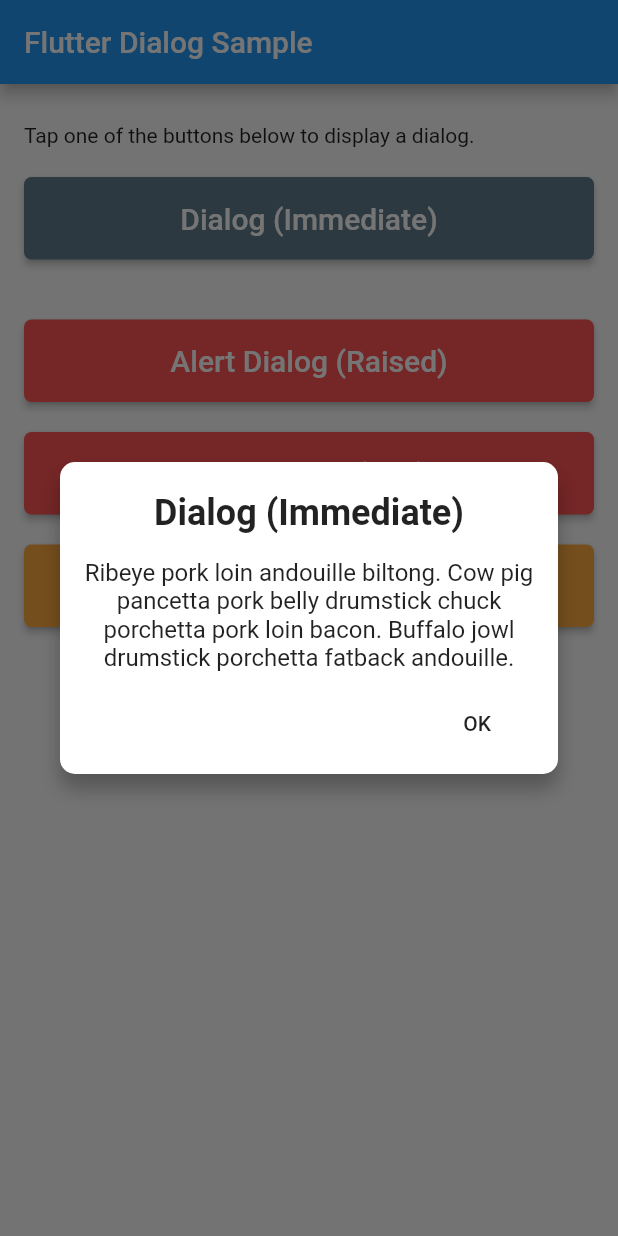
After one commit to johnwargo/flutter-dialog-sample, a Flutter app: the DialogPage screen opened directly, after a tap on "Dialog (Immediate)", on a phone screen of 412 x 824 dp. The commit adds this screen. Run offline on Flutter 3.47's test engine with Material 2 defaults, Android fonts, the phone set to English and light mode, and no system bars.

Commit message:
playing around with options

```diff
--- /dev/null
+++ b/lib/classes/custom-dialog.dart
@@ -0,0 +1,89 @@
+import 'package:flutter/material.dart';
+
+// Code borrowed from"
+// https://medium.com/@excogitatr/custom-dialog-in-flutter-d00e0441f1d5
+
+class CustomDialog extends StatelessWidget {
+  final String title, description, buttonText;
+  // final Image image;
+
+  final double dialogPadding = 10.0;
+  // final double avatarRadius = 24.0;
+
+  CustomDialog({
+    @required this.title,
+    @required this.description,
+    @required this.buttonText,
+    // this.image,
+  });
+
+  @override
+  Widget build(BuildContext context) {
+    return Dialog(
+      shape: RoundedRectangleBorder(
+        borderRadius: BorderRadius.circular(dialogPadding),
+      ),
+      elevation: 0.0,
+      backgroundColor: Colors.transparent,
+      child: dialogContent(context),
+    );
+  }
+
+  dialogContent(BuildContext context) {
+    return Stack(
+      children: <Widget>[
+        Container(
+          padding: EdgeInsets.only(
+            top: dialogPadding * 2,
+            bottom: dialogPadding,
+            left: dialogPadding,
+            right: dialogPadding,
+          ),
+          // margin: EdgeInsets.only(top: avatarRadius),
+          decoration: new BoxDecoration(
+            color: Colors.white,
+            shape: BoxShape.rectangle,
+            borderRadius: BorderRadius.circular(dialogPadding),
+            boxShadow: [
+              BoxShadow(
+                color: Colors.black26,
+                blurRadius: 10.0,
+                offset: const Offset(0.0, 10.0),
+              ),
+            ],
+          ),
+          child: Column(
+            mainAxisSize: MainAxisSize.min, // To make the card compact
+            children: <Widget>[
+              Text(
+                title,
+                style: TextStyle(
+                  fontSize: 24.0,
+                  fontWeight: FontWeight.w700,
+                ),
+              ),
+              SizedBox(height: 16.0),
+              Text(
+                description,
+                textAlign: TextAlign.center,
+                style: TextStyle(
+                  fontSize: 16.0,
+                ),
+              ),
+              SizedBox(height: 10.0),
+              Align(
+                alignment: Alignment.bottomRight,
+                child: FlatButton(
+                  onPressed: () {
+                    Navigator.of(context).pop(); // To close the dialog
+                  },
+                  child: Text(buttonText),
+                ),
+              ),
+            ],
+          ),
+        )
+      ],
+    );
+  }
+}
--- a/lib/pages/home.dart
+++ b/lib/pages/home.dart
@@ -1,4 +1,7 @@
+// interesting stuff here: https://androidkt.com/flutter-alertdialog-example/
+
 import 'package:flutter/material.dart';
+import '../classes/custom-dialog.dart';
 
 class DialogPage extends StatefulWidget {
   DialogPage({Key key, this.title}) : super(key: key);
@@ -16,7 +19,41 @@ class _DialogPageState extends State<DialogPage> {
     super.initState();
   }
 
-  void _showAlertDialog(BuildContext context) {
+  void _showAlertDialogRaised(BuildContext context) {
+    print('DialogPage: _showAlertDialog()');
+
+    Widget okButton = RaisedButton(
+      child: Text("OK"),
+      onPressed: () {
+        print('OK tapped');
+        Navigator.of(context).pop();
+      },
+    );
+
+    Widget cancelButton = RaisedButton(
+      child: Text("Cancel"),
+      onPressed: () {
+        print('Cancel tapped');
+        Navigator.of(context).pop();
+      },
+    );
+
+    AlertDialog alert = AlertDialog(
+      title: Text("Simple Alert"),
+      content: Text("This is an alert message."),
+      actions: [okButton, cancelButton],
+    );
+
+    showDialog(
+      context: context,
+      barrierDismissible: false, // user must tap a button to close the dialog
+      builder: (BuildContext context) {
+        return alert;
+      },
+    );
+  }
+
+  void _showAlertDialogFlat(BuildContext context) {
     print('DialogPage: _showAlertDialog()');
 
     Widget okButton = FlatButton(
@@ -43,6 +80,7 @@ class _DialogPageState extends State<DialogPage> {
 
     showDialog(
       context: context,
+      barrierDismissible: false, // user must tap a button to close the dialog
       builder: (BuildContext context) {
         return alert;
       },
@@ -81,6 +119,32 @@ class _DialogPageState extends State<DialogPage> {
     );
   }
 
+  void _showDialogImmediate(BuildContext context) {
+    // https://medium.com/@excogitatr/custom-dialog-in-flutter-d00e0441f1d5
+    showDialog(
+      context: context,
+      builder: (BuildContext context) => CustomDialog(
+        title: "Dialog (Immediate)",
+        description:
+            "Ribeye pork loin andouille biltong. Cow pig pancetta pork belly drumstick chuck porchetta pork loin bacon. Buffalo jowl drumstick porchetta fatback andouille. ",
+        buttonText: "OK",
+      ),
+    );
+  }
+
+  // Future<Null> _showDialogWait(BuildContext context) async {
+  //   // https://medium.com/@excogitatr/custom-dialog-in-flutter-d00e0441f1d5
+  //   return await showDialog(
+  //     context: context,
+  //     builder: (BuildContext context) => CustomDialog(
+  //       title: "Dialog (Wait)",
+  //       description:
+  //           "Ribeye pork loin andouille biltong. Cow pig pancetta pork belly drumstick chuck porchetta pork loin bacon. Buffalo jowl drumstick porchetta fatback andouille. ",
+  //       buttonText: "OK",
+  //     ),
+  //   );
+  // }
+
   @override
   Widget build(BuildContext context) {
     return Scaffold(
@@ -92,12 +156,64 @@ class _DialogPageState extends State<DialogPage> {
           padding: const EdgeInsets.all(16.0),
           children: <Widget>[
             SizedBox(height: 10),
-            Text("Tap the button below to see open a dialog."),
+            Text("Tap one of the buttons below to display a dialog."),
 
             SizedBox(height: 20),
 
             //=================================
-            // Alert Dialog
+            // Dialog (immediate)
+            //=================================
+            RaisedButton(
+              color: Colors.blueGrey,
+              textColor: Colors.white,
+              disabledColor: Colors.grey,
+              disabledTextColor: Colors.black,
+              padding: EdgeInsets.all(16.0),
+              shape: RoundedRectangleBorder(
+                borderRadius: BorderRadius.circular(5),
+              ),
+              splashColor: Colors.blueAccent,
+              onPressed: () {
+                print('start');
+                _showDialogImmediate(context);
+                print('end');
+              },
+              child: Text(
+                "Dialog (Immediate)",
+                style: TextStyle(fontSize: 20.0),
+              ),
+            ),
+
+            SizedBox(height: 20),
+
+            //=================================
+            // Dialog (wait)
+            //=================================
+            // RaisedButton(
+            //   color: Colors.blueGrey,
+            //   textColor: Colors.white,
+            //   disabledColor: Colors.grey,
+            //   disabledTextColor: Colors.black,
+            //   padding: EdgeInsets.all(16.0),
+            //   shape: RoundedRectangleBorder(
+            //     borderRadius: BorderRadius.circular(5),
+            //   ),
+            //   splashColor: Colors.blueAccent,
+            //   onPressed: () {
+            //     print('start');
+            //     _showDialogWait(context);
+            //     print('end');
+            //   },
+            //   child: Text(
+            //     "Dialog (Wait)",
+            //     style: TextStyle(fontSize: 20.0),
+            //   ),
+            // ),
+
+            SizedBox(height: 20),
+
+            //=================================
+            // Alert Dialog (Raised)
             //=================================
             RaisedButton(
               color: Colors.redAccent,
@@ -110,11 +226,35 @@ class _DialogPageState extends State<DialogPage> {
               ),
               splashColor: Colors.blueAccent,
               child: Text(
-                "Alert Dialog",
+                "Alert Dialog (Raised)",
                 style: TextStyle(fontSize: 20.0),
               ),
               onPressed: () {
-                _showAlertDialog(context);
+                _showAlertDialogRaised(context);
+              },
+            ),
+
+            SizedBox(height: 20),
+
+            //=================================
+            // Alert Dialog (Flat)
+            //=================================
+            RaisedButton(
+              color: Colors.redAccent,
+              textColor: Colors.white,
+              disabledColor: Colors.grey,
+              disabledTextColor: Colors.black,
+              padding: EdgeInsets.all(16.0),
+              shape: RoundedRectangleBorder(
+                borderRadius: BorderRadius.circular(5),
+              ),
+              splashColor: Colors.blueAccent,
+              child: Text(
+                "Alert Dialog (Flat)",
+                style: TextStyle(fontSize: 20.0),
+              ),
+              onPressed: () {
+                _showAlertDialogFlat(context);
               },
             ),
 
```
Also changed, not shown: pubspec.yaml (+4 -4 lines), assets/icon/test.png (deleted).
